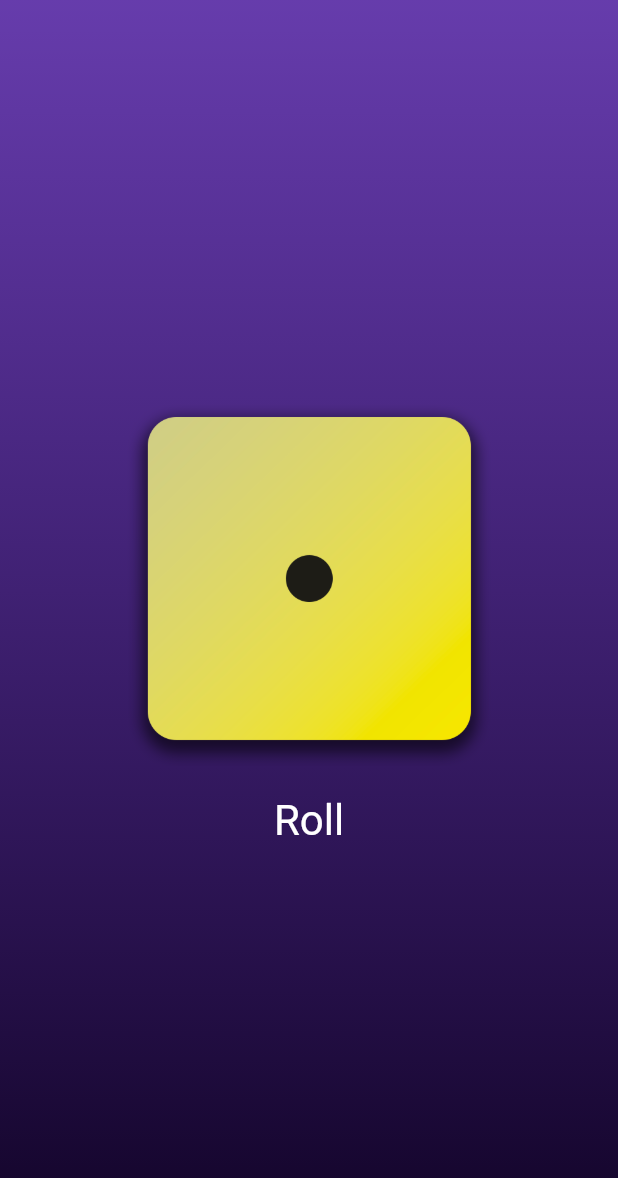
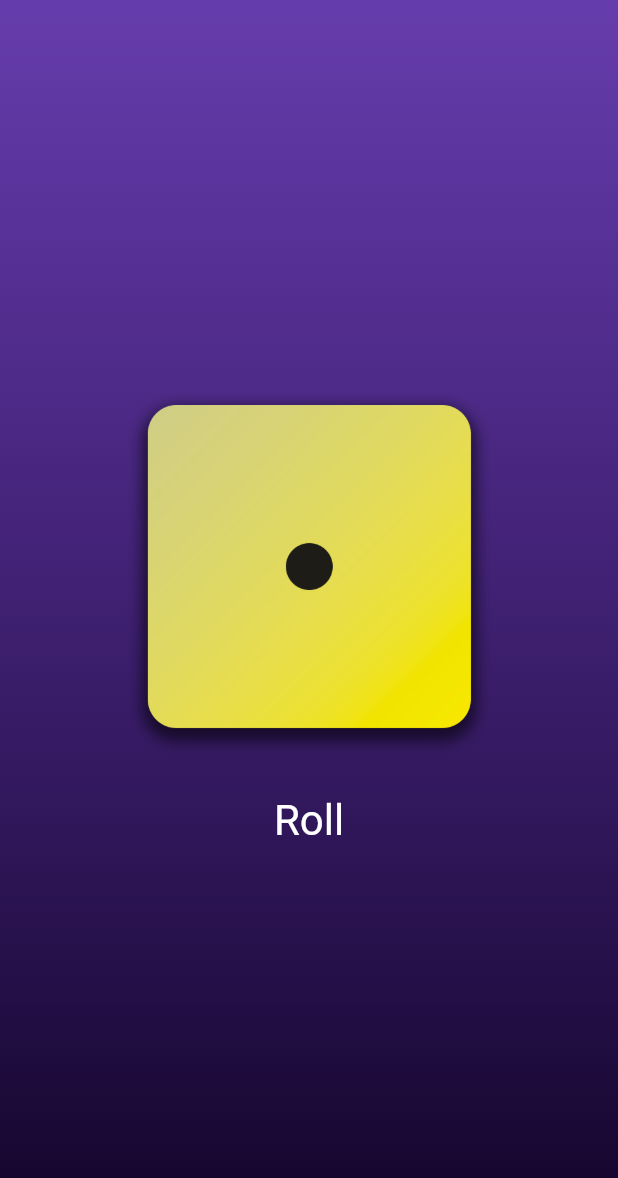
Before and after one commit to imrojhimal/flutter-first-app, a Flutter app: the screen it shows after launch, on a phone screen of 412 x 824 dp. Shown: the top 1178 px of the screen. Run offline on Flutter 3.47's test engine with Material 3 defaults, Android fonts, the phone set to English and light mode, and no system bars.

Commit message:
alternatives of padding

```diff
--- a/lib/gradient_container.dart
+++ b/lib/gradient_container.dart
@@ -28,16 +28,16 @@ class GradientContainer extends StatelessWidget{
               children :[
               Image.asset('assets/images/dice-1.png',
             width: 250,),
+           const SizedBox(height: 20,),
             TextButton(
               onPressed:rollDice,
               style: TextButton.styleFrom(
-                padding:const EdgeInsets.only(top:20),
+                //padding:const EdgeInsets.only(top:20),
                 foregroundColor: Colors.white,
                 textStyle: const TextStyle(
                   fontSize: 28,
                 )),
               child:const Text('Roll'))
-
             ])
             ,
         ),
```
